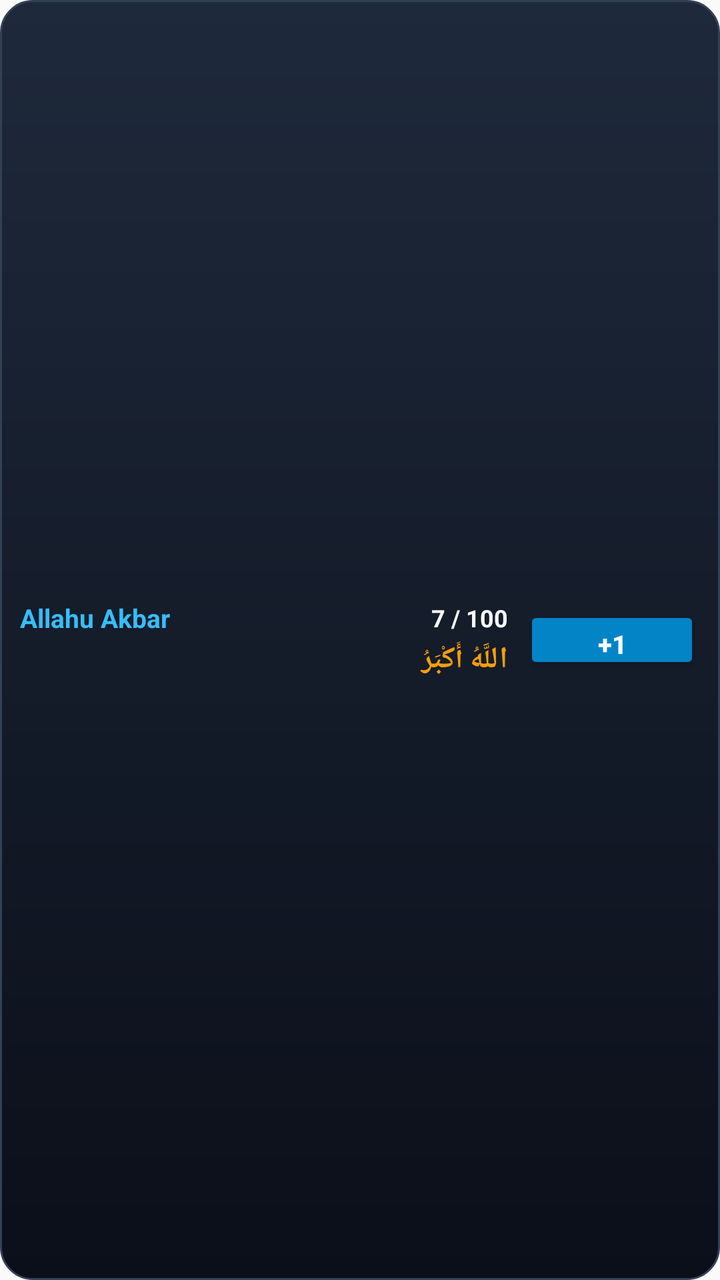
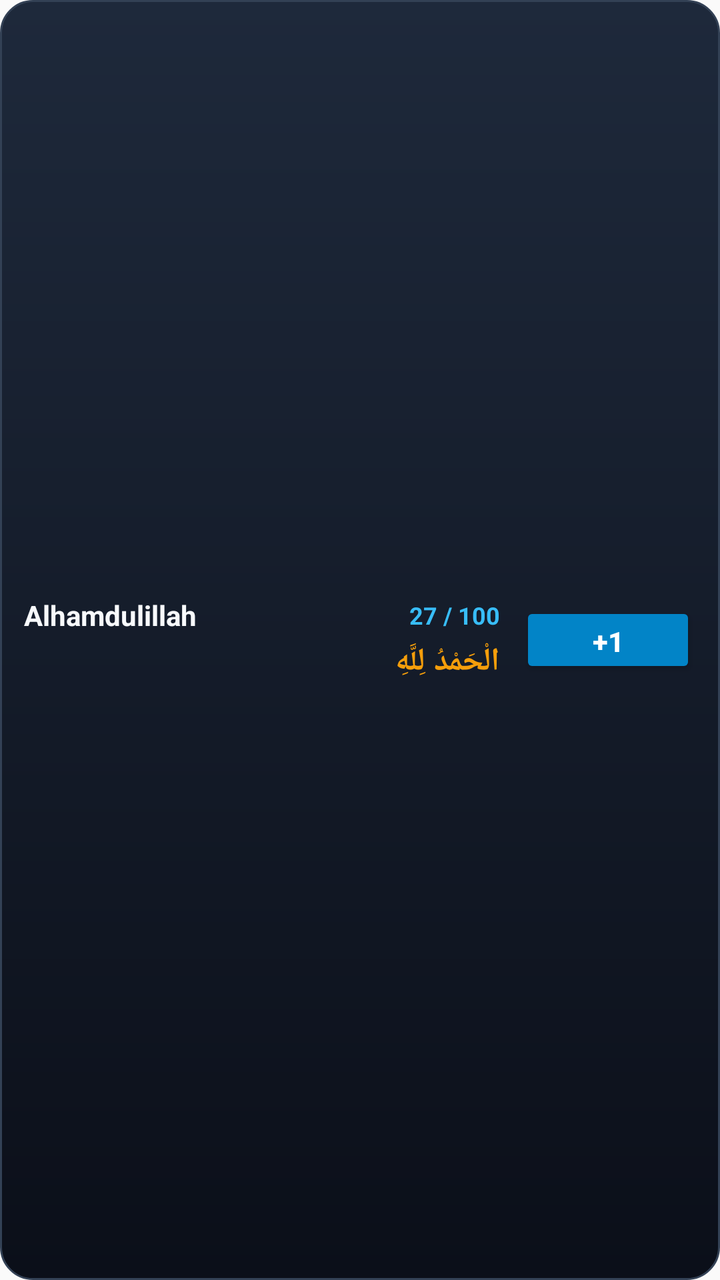

Compare the two renders of this Android layout. The source of the first and the diff that turns it into the second are given below.
<!-- AndroidManifest.xml: application theme Theme.RuhuTasbih -->
<!-- res/layout/tasbih_widget_item.xml -->
<?xml version="1.0" encoding="utf-8"?>
<LinearLayout xmlns:android="http://schemas.android.com/apk/res/android"
    android:id="@+id/widget_item_root"
    android:layout_width="match_parent"
    android:layout_height="wrap_content"
    android:layout_marginBottom="6dp"
    android:background="@drawable/widget_card_background"
    android:gravity="center_vertical"
    android:orientation="horizontal"
    android:padding="10dp">

    
    <LinearLayout
        android:layout_width="0dp"
        android:layout_height="wrap_content"
        android:layout_weight="1"
        android:orientation="vertical">

        <LinearLayout
            android:layout_width="match_parent"
            android:layout_height="wrap_content"
            android:gravity="center_vertical"
            android:orientation="horizontal">

            <TextView
                android:id="@+id/widget_item_name"
                android:layout_width="0dp"
                android:layout_height="wrap_content"
                android:layout_weight="1"
                android:ellipsize="end"
                android:maxLines="1"
                android:text="Allahu Akbar"
                android:textColor="#38BDF8"
                android:textSize="13sp"
                android:textStyle="bold" />

            <TextView
                android:id="@+id/widget_item_count"
                android:layout_width="wrap_content"
                android:layout_height="wrap_content"
                android:text="7 / 100"
                android:textColor="#F8FAFC"
                android:textSize="12sp"
                android:textStyle="bold" />
        </LinearLayout>

        <TextView
            android:id="@+id/widget_item_arabic"
            android:layout_width="match_parent"
            android:layout_height="wrap_content"
            android:layout_marginTop="2dp"
            android:text="اللَّهُ أَكْبَرُ"
            android:textColor="#F59E0B"
            android:textSize="15sp"
            android:textStyle="bold" />
    </LinearLayout>

    
    <Button
        android:id="@+id/widget_item_btn_increment"
        android:layout_width="wrap_content"
        android:layout_height="34dp"
        android:layout_marginStart="8dp"
        android:backgroundTint="#0284C7"
        android:paddingHorizontal="14dp"
        android:text="+1"
        android:textColor="#FFFFFF"
        android:textSize="13sp"
        android:textStyle="bold" />

</LinearLayout>
<!-- resources referenced by this layout -->
<resources>
  <!-- drawable widget_card_background (drawable) -->
  <?xml version="1.0" encoding="utf-8"?>
  <shape xmlns:android="http://schemas.android.com/apk/res/android"
      android:shape="rectangle">
      <gradient
          android:angle="270"
          android:endColor="#0B0F19"
          android:startColor="#1E293B" />
      <corners android:radius="16dp" />
      <stroke
          android:width="1dp"
          android:color="#334155" />
  </shape>
  <style name="Theme.RuhuTasbih" parent="android:Theme.Material.Light.NoActionBar" />
</resources>

<!-- the commit's change to res/layout/tasbih_widget_item.xml (unified diff, before → after) -->
@@ -3,11 +3,11 @@
     android:id="@+id/widget_item_root"
     android:layout_width="match_parent"
     android:layout_height="wrap_content"
-    android:layout_marginBottom="6dp"
+    android:layout_marginBottom="8dp"
     android:background="@drawable/widget_card_background"
     android:gravity="center_vertical"
     android:orientation="horizontal"
-    android:padding="10dp">
+    android:padding="12dp">
 
     
     <LinearLayout
@@ -16,6 +16,7 @@
         android:layout_weight="1"
         android:orientation="vertical">
 
+        
         <LinearLayout
             android:layout_width="match_parent"
             android:layout_height="wrap_content"
@@ -29,29 +30,30 @@
                 android:layout_weight="1"
                 android:ellipsize="end"
                 android:maxLines="1"
-                android:text="Allahu Akbar"
-                android:textColor="#38BDF8"
-                android:textSize="13sp"
+                android:text="Alhamdulillah"
+                android:textColor="#F8FAFC"
+                android:textSize="14sp"
                 android:textStyle="bold" />
 
             <TextView
                 android:id="@+id/widget_item_count"
                 android:layout_width="wrap_content"
                 android:layout_height="wrap_content"
-                android:text="7 / 100"
-                android:textColor="#F8FAFC"
+                android:text="27 / 100"
+                android:textColor="#38BDF8"
                 android:textSize="12sp"
                 android:textStyle="bold" />
         </LinearLayout>
 
+        
         <TextView
             android:id="@+id/widget_item_arabic"
             android:layout_width="match_parent"
             android:layout_height="wrap_content"
-            android:layout_marginTop="2dp"
-            android:text="اللَّهُ أَكْبَرُ"
+            android:layout_marginTop="3dp"
+            android:text="الْحَمْدُ لِلَّهِ"
             android:textColor="#F59E0B"
-            android:textSize="15sp"
+            android:textSize="16sp"
             android:textStyle="bold" />
     </LinearLayout>
 
@@ -59,13 +61,13 @@
     <Button
         android:id="@+id/widget_item_btn_increment"
         android:layout_width="wrap_content"
-        android:layout_height="34dp"
-        android:layout_marginStart="8dp"
+        android:layout_height="38dp"
+        android:layout_marginStart="10dp"
         android:backgroundTint="#0284C7"
-        android:paddingHorizontal="14dp"
+        android:paddingHorizontal="16dp"
         android:text="+1"
         android:textColor="#FFFFFF"
-        android:textSize="13sp"
+        android:textSize="14sp"
         android:textStyle="bold" />
 
 </LinearLayout>
